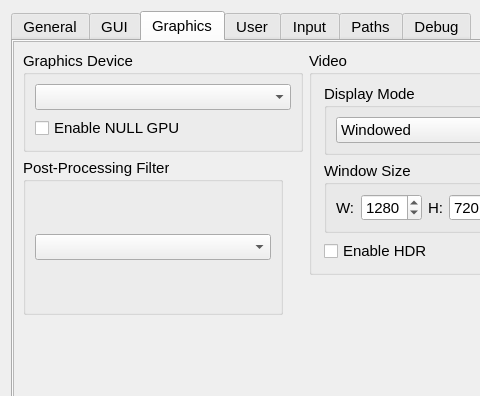
diegolix29/shadPS4, file src/qt_gui/settings_dialog.ui: the form before one commit; both pictures show x 0 to 480 and y 0 to 396 of the 970 by 750 pixel window.
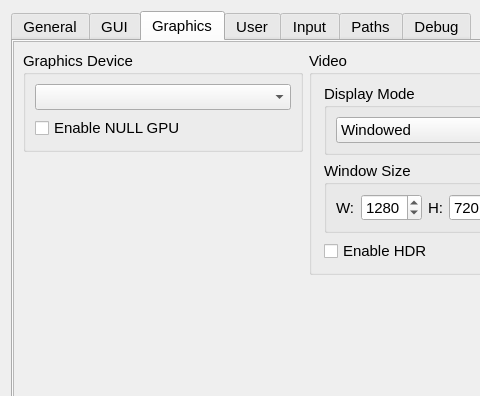
The form after the commit. The open tabs and pages were chosen to show the change. Icons and pictures are not drawn.

```diff
--- a/src/qt_gui/settings_dialog.ui
+++ b/src/qt_gui/settings_dialog.ui
@@ -951,18 +951,6 @@
                <property name="bottomMargin">
                 <number>0</number>
                </property>
-               <item>
-                <widget class="QGroupBox" name="ppFilterGroupBox">
-                 <property name="title">
-                  <string>Post-Processing Filter</string>
-                 </property>
-                 <layout class="QVBoxLayout" name="verticalLayout_2">
-                  <item>
-                   <widget class="QComboBox" name="ppFilterComboBox"/>
-                  </item>
-                 </layout>
-                </widget>
-               </item>			   
                <item>
                 <spacer name="verticalSpacer_2">
                  <property name="orientation">
```
Left out of the diff: 7 changed lines with no effect on the pictures.
